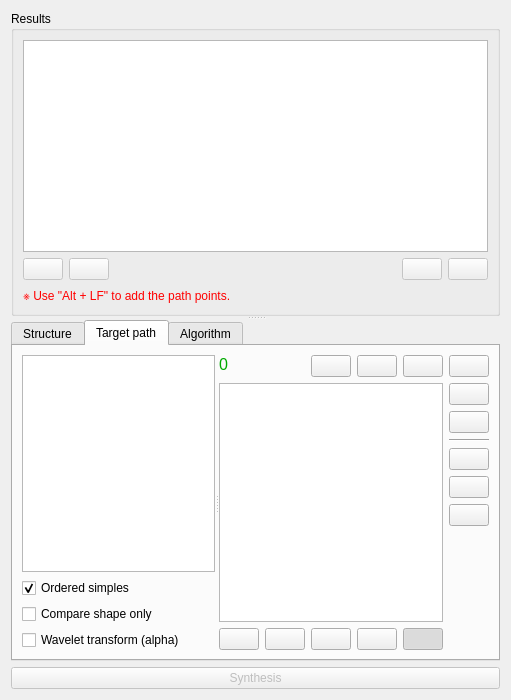
First picture: the form in pyslvs_ui/synthesis/dimensional_synthesis/dimension_widget.ui, repository KmolYuan/Pyslvs-UI, before the edit.
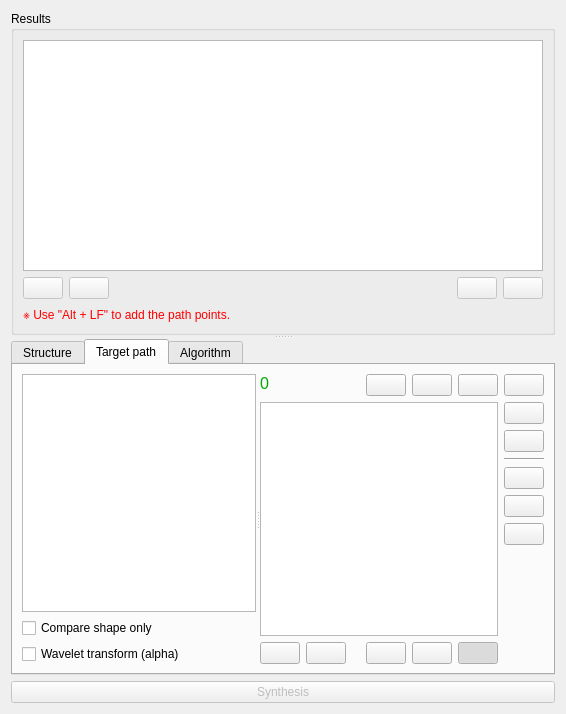
Second picture: the form after the edit. The open tabs and pages were chosen to show the change. Icons and pictures are not drawn.

Commit message: Update kernel and its API.

Patch:
```diff
--- a/pyslvs_ui/synthesis/dimensional_synthesis/dimension_widget.ui
+++ b/pyslvs_ui/synthesis/dimensional_synthesis/dimension_widget.ui
@@ -6,8 +6,8 @@
    <rect>
     <x>0</x>
     <y>0</y>
-    <width>511</width>
-    <height>700</height>
+    <width>566</width>
+    <height>714</height>
    </rect>
   </property>
   <property name="windowIcon">
@@ -284,16 +284,6 @@
             <item>
              <widget class="QListWidget" name="target_points"/>
             </item>
-            <item>
-             <widget class="QCheckBox" name="ordered_option">
-              <property name="text">
-               <string>Ordered simples</string>
-              </property>
-              <property name="checked">
-               <bool>true</bool>
-              </property>
-             </widget>
-            </item>
             <item>
              <widget class="QCheckBox" name="shape_only_option">
               <property name="text">
```
The commit also changes 2 other files.
